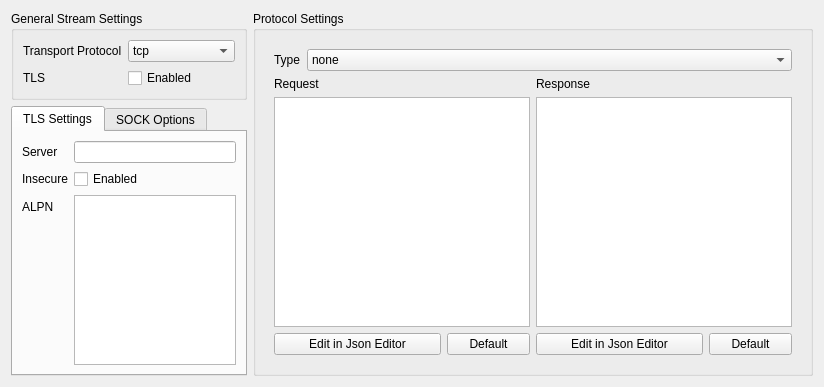
Above: src/ui/widgets/StreamSettingsWidget.ui from darsvador/qvssr before the change. Below: the same form after it.
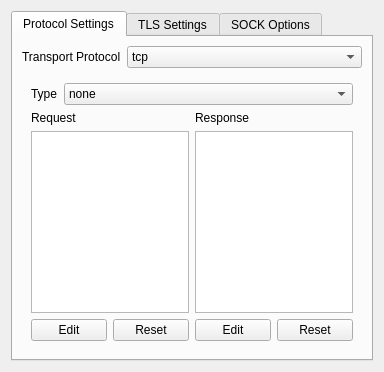
That is the form after the change.

Commit message: ui: rearranged StreamSettings

The edit to the form file:
```diff
--- a/src/ui/widgets/StreamSettingsWidget.ui
+++ b/src/ui/widgets/StreamSettingsWidget.ui
@@ -6,85 +6,25 @@
    <rect>
     <x>0</x>
     <y>0</y>
-    <width>804</width>
-    <height>387</height>
+    <width>384</width>
+    <height>372</height>
    </rect>
   </property>
   <property name="windowTitle">
    <string>Stream Settings Widget</string>
   </property>
-  <layout class="QGridLayout" name="gridLayout_2">
-   <item row="0" column="0">
-    <widget class="QGroupBox" name="groupBox_3">
-     <property name="title">
-      <string>General Stream Settings</string>
-     </property>
-     <layout class="QFormLayout" name="formLayout">
-      <item row="0" column="0">
-       <widget class="QLabel" name="transportLabel">
-        <property name="text">
-         <string>Transport Protocol</string>
-        </property>
-       </widget>
-      </item>
-      <item row="0" column="1">
-       <widget class="QComboBox" name="transportCombo">
-        <item>
-         <property name="text">
-          <string notr="true">tcp</string>
-         </property>
-        </item>
-        <item>
-         <property name="text">
-          <string notr="true">http</string>
-         </property>
-        </item>
-        <item>
-         <property name="text">
-          <string notr="true">ws</string>
-         </property>
-        </item>
-        <item>
-         <property name="text">
-          <string notr="true">kcp</string>
-         </property>
-        </item>
-        <item>
-         <property name="text">
-          <string notr="true">domainsocket</string>
-         </property>
-        </item>
-        <item>
-         <property name="text">
-          <string notr="true">quic</string>
-         </property>
-        </item>
-       </widget>
-      </item>
-      <item row="1" column="0">
-       <widget class="QLabel" name="transportLabel_2">
-        <property name="text">
-         <string>TLS</string>
-        </property>
-       </widget>
-      </item>
-      <item row="1" column="1">
-       <widget class="QCheckBox" name="tlsCB">
-        <property name="text">
-         <string>Enabled</string>
-        </property>
-       </widget>
-      </item>
-     </layout>
-    </widget>
-   </item>
-   <item row="0" column="1" rowspan="2">
-    <widget class="QGroupBox" name="groupBox_2">
-     <property name="title">
-      <string>Protocol Settings</string>
-     </property>
      <layout class="QGridLayout" name="gridLayout">
       <item row="0" column="0">
+    <widget class="QTabWidget" name="tabWidget">
+     <property name="currentIndex">
+      <number>0</number>
+     </property>
+     <widget class="QWidget" name="tab_3">
+      <attribute name="title">
+       <string>Protocol Settings</string>
+      </attribute>
+      <layout class="QGridLayout" name="gridLayout_3">
+       <item row="1" column="0">
        <widget class="QStackedWidget" name="v2rayStackView">
         <property name="sizePolicy">
          <sizepolicy hsizetype="Minimum" vsizetype="Preferred">
@@ -92,33 +32,18 @@
           <verstretch>0</verstretch>
          </sizepolicy>
         </property>
+         <property name="minimumSize">
+          <size>
+           <width>1</width>
+           <height>0</height>
+          </size>
+         </property>
         <property name="currentIndex">
          <number>0</number>
         </property>
         <widget class="QWidget" name="tcpStackPage">
-         <layout class="QGridLayout" name="gridLayout_3" rowstretch="0,0,1,0">
-          <item row="3" column="2">
-           <widget class="QPushButton" name="tcpRequestDefBtn">
-            <property name="text">
-             <string>Default</string>
-            </property>
-           </widget>
-          </item>
-          <item row="3" column="0" colspan="2">
-           <widget class="QPushButton" name="tcpRequestEditBtn">
-            <property name="text">
-             <string>Edit in Json Editor</string>
-            </property>
-           </widget>
-          </item>
-          <item row="1" column="0" colspan="3">
-           <widget class="QLabel" name="label_2">
-            <property name="text">
-             <string>Request</string>
-            </property>
-           </widget>
-          </item>
-          <item row="0" column="0" colspan="6">
+          <layout class="QGridLayout" name="gridLayout_2" rowstretch="0,0,1,0">
+           <item row="0" column="0" colspan="4">
            <layout class="QHBoxLayout" name="horizontalLayout" stretch="0,1">
             <item>
              <widget class="QLabel" name="label">
@@ -143,47 +68,7 @@
             </item>
            </layout>
           </item>
-          <item row="3" column="5">
-           <widget class="QPushButton" name="tcpRespDefBtn">
-            <property name="text">
-             <string>Default</string>
-            </property>
-           </widget>
-          </item>
-          <item row="3" column="3" colspan="2">
-           <widget class="QPushButton" name="tcpResponseEditBtn">
-            <property name="text">
-             <string>Edit in Json Editor</string>
-            </property>
-           </widget>
-          </item>
-          <item row="2" column="3" colspan="3">
-           <widget class="QPlainTextEdit" name="tcpRespTxt">
-            <property name="sizePolicy">
-             <sizepolicy hsizetype="Preferred" vsizetype="Preferred">
-              <horstretch>0</horstretch>
-              <verstretch>0</verstretch>
-             </sizepolicy>
-            </property>
-            <property name="lineWrapMode">
-             <enum>QPlainTextEdit::NoWrap</enum>
-            </property>
-            <property name="readOnly">
-             <bool>true</bool>
-            </property>
-            <property name="plainText">
-             <string/>
-            </property>
-           </widget>
-          </item>
-          <item row="1" column="3" colspan="3">
-           <widget class="QLabel" name="label_3">
-            <property name="text">
-             <string>Response</string>
-            </property>
-           </widget>
-          </item>
-          <item row="2" column="0" colspan="3">
+           <item row="2" column="0" colspan="2">
            <widget class="QPlainTextEdit" name="tcpRequestTxt">
             <property name="sizePolicy">
              <sizepolicy hsizetype="Preferred" vsizetype="Preferred">
@@ -205,6 +90,67 @@
             </property>
            </widget>
           </item>
+           <item row="2" column="2" colspan="2">
+            <widget class="QPlainTextEdit" name="tcpRespTxt">
+             <property name="sizePolicy">
+              <sizepolicy hsizetype="Preferred" vsizetype="Preferred">
+               <horstretch>0</horstretch>
+               <verstretch>0</verstretch>
+              </sizepolicy>
+             </property>
+             <property name="lineWrapMode">
+              <enum>QPlainTextEdit::NoWrap</enum>
+             </property>
+             <property name="readOnly">
+              <bool>true</bool>
+             </property>
+             <property name="plainText">
+              <string/>
+             </property>
+            </widget>
+           </item>
+           <item row="3" column="0">
+            <widget class="QPushButton" name="tcpRequestEditBtn">
+             <property name="text">
+              <string>Edit</string>
+             </property>
+            </widget>
+           </item>
+           <item row="3" column="1">
+            <widget class="QPushButton" name="tcpRequestDefBtn">
+             <property name="text">
+              <string>Reset</string>
+             </property>
+            </widget>
+           </item>
+           <item row="3" column="2">
+            <widget class="QPushButton" name="tcpResponseEditBtn">
+             <property name="text">
+              <string>Edit</string>
+             </property>
+            </widget>
+           </item>
+           <item row="3" column="3">
+            <widget class="QPushButton" name="tcpRespDefBtn">
+             <property name="text">
+              <string>Reset</string>
+             </property>
+            </widget>
+           </item>
+           <item row="1" column="2" colspan="2">
+            <widget class="QLabel" name="label_3">
+             <property name="text">
+              <string>Response</string>
+             </property>
+            </widget>
+           </item>
+           <item row="1" column="0" colspan="2">
+            <widget class="QLabel" name="label_2">
+             <property name="text">
+              <string>Request</string>
+             </property>
+            </widget>
+           </item>
          </layout>
         </widget>
         <widget class="QWidget" name="httpStackPage">
@@ -624,53 +570,99 @@
         </widget>
        </widget>
       </item>
-     </layout>
-    </widget>
-   </item>
-   <item row="1" column="0">
-    <widget class="QTabWidget" name="tabWidget">
-     <property name="currentIndex">
-      <number>0</number>
-     </property>
+       <item row="0" column="0">
+        <layout class="QHBoxLayout" name="horizontalLayout_2" stretch="0,1">
+         <item>
+          <widget class="QLabel" name="transportLabel">
+           <property name="text">
+            <string>Transport Protocol</string>
+           </property>
+          </widget>
+         </item>
+         <item>
+          <widget class="QComboBox" name="transportCombo">
+           <item>
+            <property name="text">
+             <string notr="true">tcp</string>
+            </property>
+           </item>
+           <item>
+            <property name="text">
+             <string notr="true">http</string>
+            </property>
+           </item>
+           <item>
+            <property name="text">
+             <string notr="true">ws</string>
+            </property>
+           </item>
+           <item>
+            <property name="text">
+             <string notr="true">kcp</string>
+            </property>
+           </item>
+           <item>
+            <property name="text">
+             <string notr="true">domainsocket</string>
+            </property>
+           </item>
+           <item>
+            <property name="text">
+             <string notr="true">quic</string>
+            </property>
+           </item>
+          </widget>
+         </item>
+        </layout>
+       </item>
+      </layout>
+     </widget>
      <widget class="QWidget" name="tab">
       <attribute name="title">
        <string>TLS Settings</string>
       </attribute>
-      <layout class="QFormLayout" name="formLayout_6">
-       <item row="0" column="0">
+      <layout class="QFormLayout" name="formLayout">
+       <item row="1" column="0" colspan="2">
+        <widget class="QCheckBox" name="allowInsecureCB">
+         <property name="text">
+          <string>Allow Insecure Certificates</string>
+         </property>
+        </widget>
+       </item>
+       <item row="2" column="0">
         <widget class="QLabel" name="label_6">
          <property name="text">
           <string>Server</string>
          </property>
         </widget>
        </item>
-       <item row="0" column="1">
+       <item row="2" column="1">
         <widget class="QLineEdit" name="serverNameTxt"/>
        </item>
-       <item row="1" column="0">
-        <widget class="QLabel" name="label_13">
-         <property name="text">
-          <string>Insecure</string>
-         </property>
-        </widget>
-       </item>
-       <item row="1" column="1">
-        <widget class="QCheckBox" name="allowInsecureCB">
-         <property name="text">
-          <string>Enabled</string>
-         </property>
-        </widget>
-       </item>
-       <item row="2" column="0">
+       <item row="3" column="0">
         <widget class="QLabel" name="label_14">
          <property name="text">
           <string>ALPN</string>
          </property>
         </widget>
        </item>
-       <item row="2" column="1">
+       <item row="3" column="1">
         <widget class="QPlainTextEdit" name="alpnTxt"/>
        </item>
+       <item row="0" column="0">
+        <widget class="QLabel" name="label_13">
+         <property name="text">
+          <string>TLS</string>
+         </property>
+        </widget>
+       </item>
+       <item row="0" column="1">
+        <widget class="QCheckBox" name="tlsCB">
+         <property name="text">
+          <string>Enabled</string>
+         </property>
+        </widget>
+       </item>
       </layout>
      </widget>
      <widget class="QWidget" name="tab_2">
```
Left out of the diff: 2 changed lines with no effect on the pictures. Lines whose indentation alone changed are shown as unchanged. The commit also changes 4 other files.
